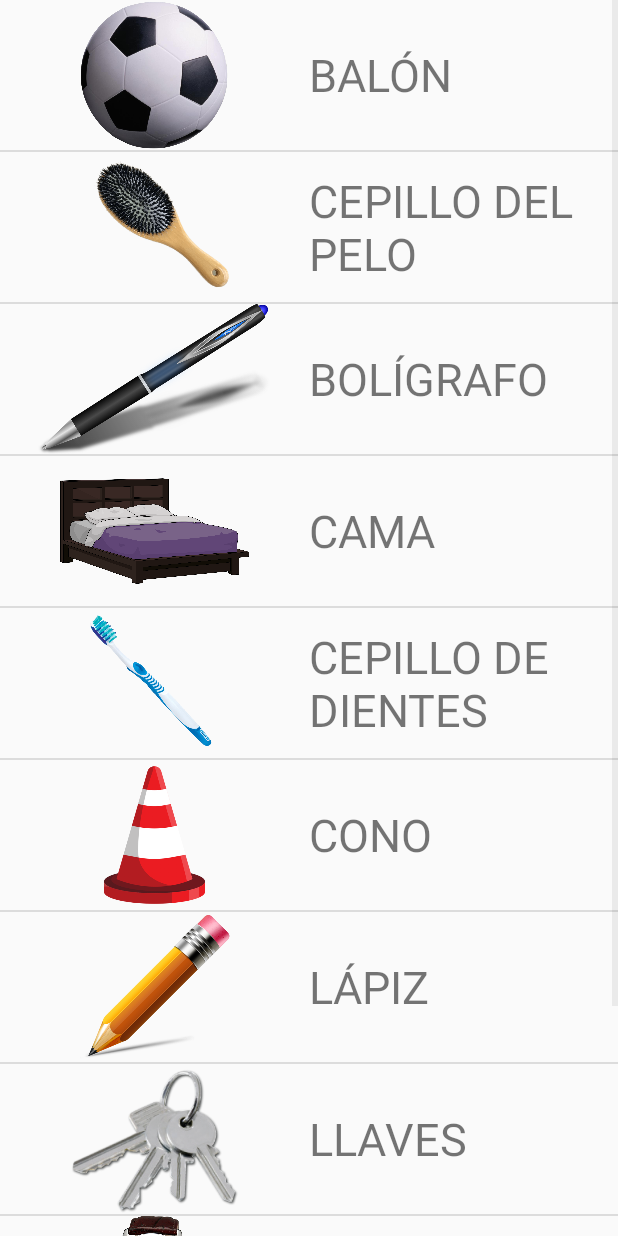
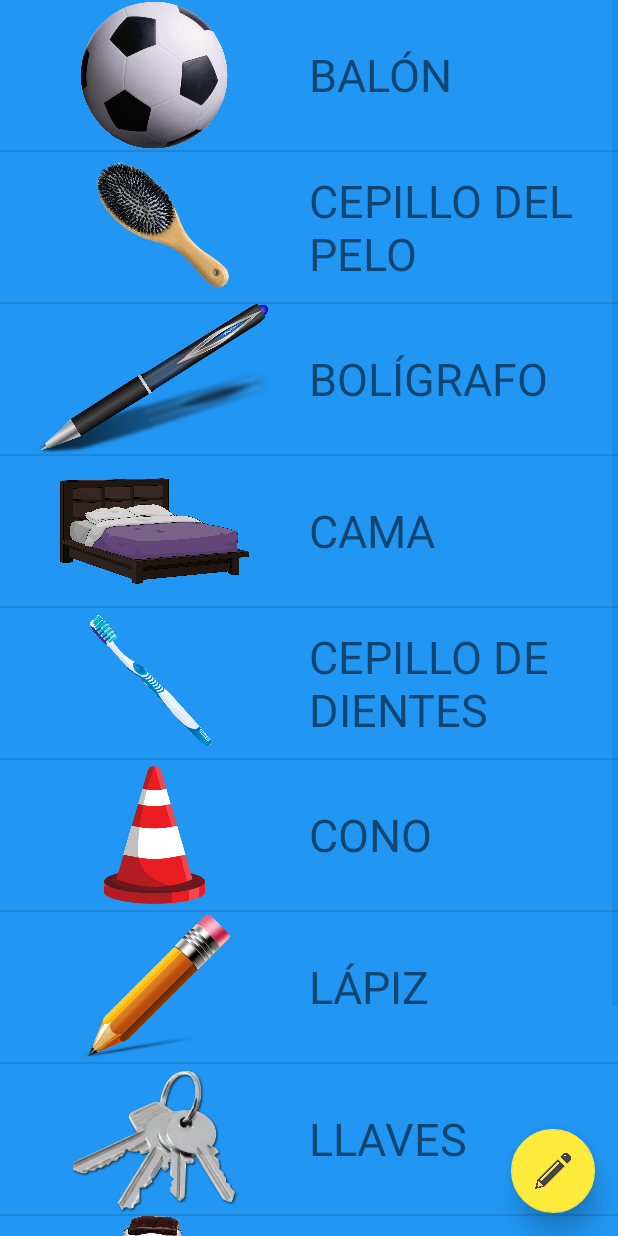
Before and after one commit to gasparpd/Android, an Android app: the ObjetosCotidianosAprender screen opened directly, with no data from a screen before it, on a phone screen of 412 x 824 dp. Run offline under Robolectric (Android 15) with nearby library versions, the phone set to English and light mode, and no system bars.

Commit message:
Cambiada la interfaz a un constraint layout y añadido un botón flotante

```diff
--- a/AppAprendiendoIdiomas/app/src/main/res/layout/activity_colores.xml
+++ b/AppAprendiendoIdiomas/app/src/main/res/layout/activity_colores.xml
@@ -90,7 +90,7 @@
         android:layout_height="wrap_content"
         android:layout_marginStart="164dp"
         android:layout_marginTop="72dp"
-        android:onClick="practicar"
+        android:onClick="practicarColores"
         android:text="@string/btn_practica_colores"
         app:layout_constraintStart_toStartOf="parent"
         app:layout_constraintTop_toBottomOf="@+id/rg_colores" />
--- a/AppAprendiendoIdiomas/app/src/main/res/layout/activity_objetos_cotidianos_listview.xml
+++ b/AppAprendiendoIdiomas/app/src/main/res/layout/activity_objetos_cotidianos_listview.xml
@@ -1,14 +1,30 @@
 <?xml version="1.0" encoding="utf-8"?>
-<LinearLayout xmlns:android="http://schemas.android.com/apk/res/android"
+<androidx.constraintlayout.widget.ConstraintLayout xmlns:android="http://schemas.android.com/apk/res/android"
     xmlns:app="http://schemas.android.com/apk/res-auto"
     xmlns:tools="http://schemas.android.com/tools"
     android:layout_width="match_parent"
-    android:layout_height="wrap_content"
-    android:orientation="vertical"
+    android:layout_height="match_parent"
+    android:background="@color/colorPrimary"
     tools:context=".ObjetosCotidianosAprender">
 
     <ListView
         android:id="@+id/aprender_objetos_listview"
         android:layout_width="match_parent"
-        android:layout_height="match_parent" />
-</LinearLayout>
+        android:layout_height="match_parent"
+        app:layout_constraintStart_toStartOf="parent"
+        app:layout_constraintTop_toTopOf="parent"></ListView>
+
+    <com.google.android.material.floatingactionbutton.FloatingActionButton
+        android:id="@+id/apr_objetos_floating_button"
+        android:layout_width="wrap_content"
+        android:layout_height="wrap_content"
+        android:layout_marginEnd="15dp"
+        android:layout_marginBottom="15dp"
+        android:clickable="true"
+        android:onClick="practicarColores"
+        android:src="@drawable/icono_flotante_lapiz"
+        app:elevation="10dp"
+        app:layout_constraintBottom_toBottomOf="parent"
+        app:layout_constraintEnd_toEndOf="parent" />
+
+</androidx.constraintlayout.widget.ConstraintLayout>
```
